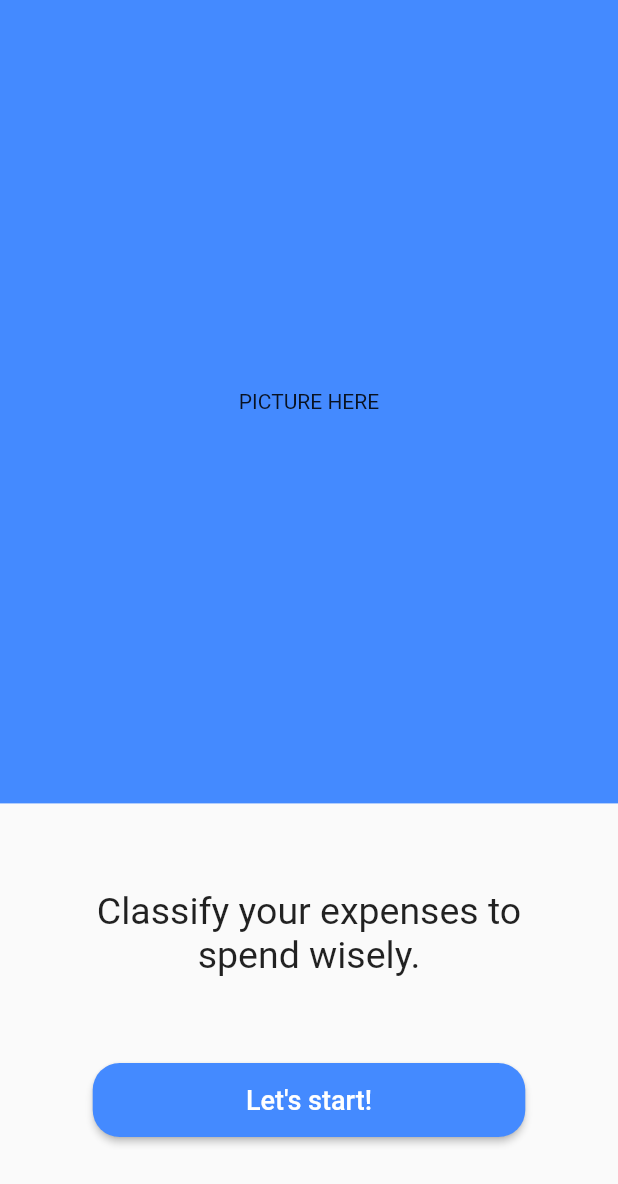
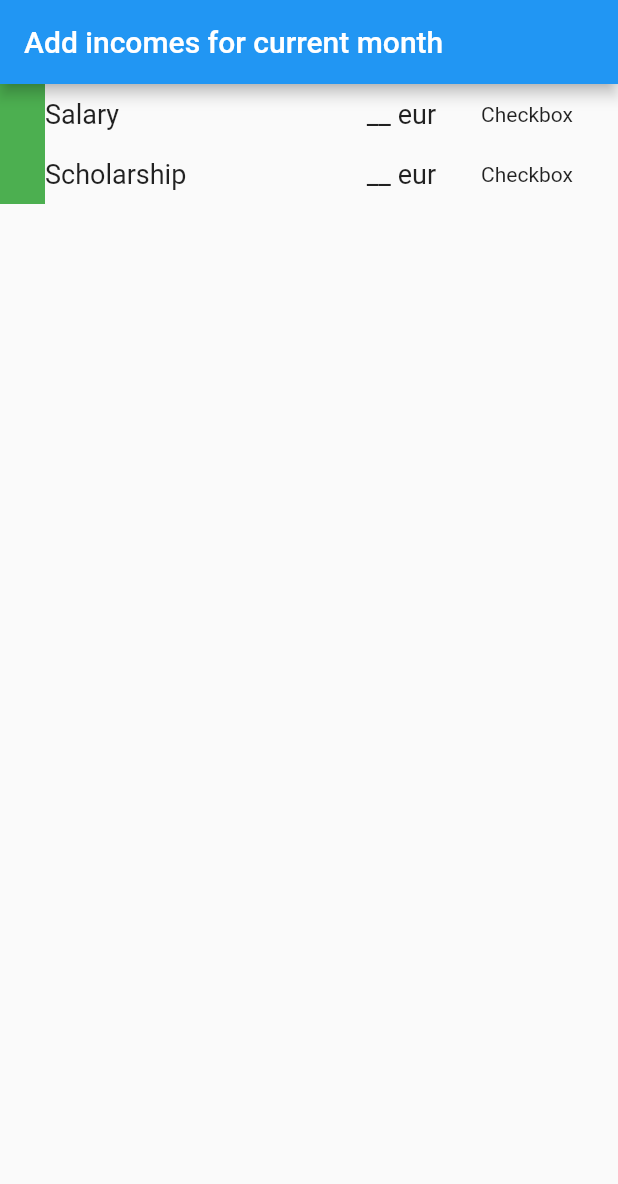
Before and after one commit to ElinaMaleksa/wisebu, a Flutter app: the screen it shows after launch, after a tap on an icon or button, on a phone screen of 412 x 824 dp. Shown: the top 1184 px of the screen. Run offline on Flutter 3.47's test engine with Material 2 defaults, Android fonts, the phone set to English and light mode, and no system bars; missing offline and left inert: clippy_flutter.

Commit message:
start incomes screen update

```diff
--- a/lib/screens/OpenScreen.dart
+++ b/lib/screens/OpenScreen.dart
@@ -1,6 +1,7 @@
 import 'package:clippy_flutter/arc.dart';
 import 'package:flutter/cupertino.dart';
 import 'package:flutter/material.dart';
+import 'package:wisebu/screens/StartIncomesScreen.dart';
 
 class OpenScreen extends StatelessWidget {
   @override
@@ -44,7 +45,10 @@ class OpenScreen extends StatelessWidget {
                 'Let\'s start!',
                 style: TextStyle(color: Colors.white, fontSize: 18),
               ),
-              onPressed: () {},
+              onPressed: () {
+                Navigator.of(context).pushReplacement(MaterialPageRoute(
+                    builder: (context) => StartIncomesScreen()));
+              },
             ),
           ),
         ],
--- /dev/null
+++ b/lib/screens/StartIncomesScreen.dart
@@ -0,0 +1,54 @@
+import 'package:flutter/cupertino.dart';
+import 'package:flutter/material.dart';
+
+class StartIncomesScreen extends StatefulWidget {
+  @override
+  State<StatefulWidget> createState() => StartIncomesScreenState();
+}
+
+class StartIncomesScreenState extends State<StartIncomesScreen> {
+  List<String> items = ['Salary', 'Scholarship'];
+
+  @override
+  Widget build(BuildContext context) {
+    return Scaffold(
+        appBar: AppBar(
+          title: Text('Add incomes for current month'),
+          automaticallyImplyLeading: false,
+        ),
+        body: Column(
+          children: [
+            ListView.builder(
+              shrinkWrap: true,
+              itemCount: items.length,
+              itemBuilder: (context, index) {
+                return Row(
+                  children: [
+                    Container(
+                      width: 30,
+                      height: 40,
+                      color: Colors.green,
+                    ),
+                    Text(
+                      '${items[index]}',
+                      style: TextStyle(fontSize: 18),
+                    ),
+                    Spacer(),
+                    Container(
+                      child: Text(
+                        '__ eur',
+                        style: TextStyle(fontSize: 18),
+                      ),
+                    ),
+                    Container(
+                      padding: EdgeInsets.symmetric(horizontal: 30),
+                      child: Text('Checkbox'),
+                    ),
+                  ],
+                );
+              },
+            ),
+          ],
+        ));
+  }
+}
```
